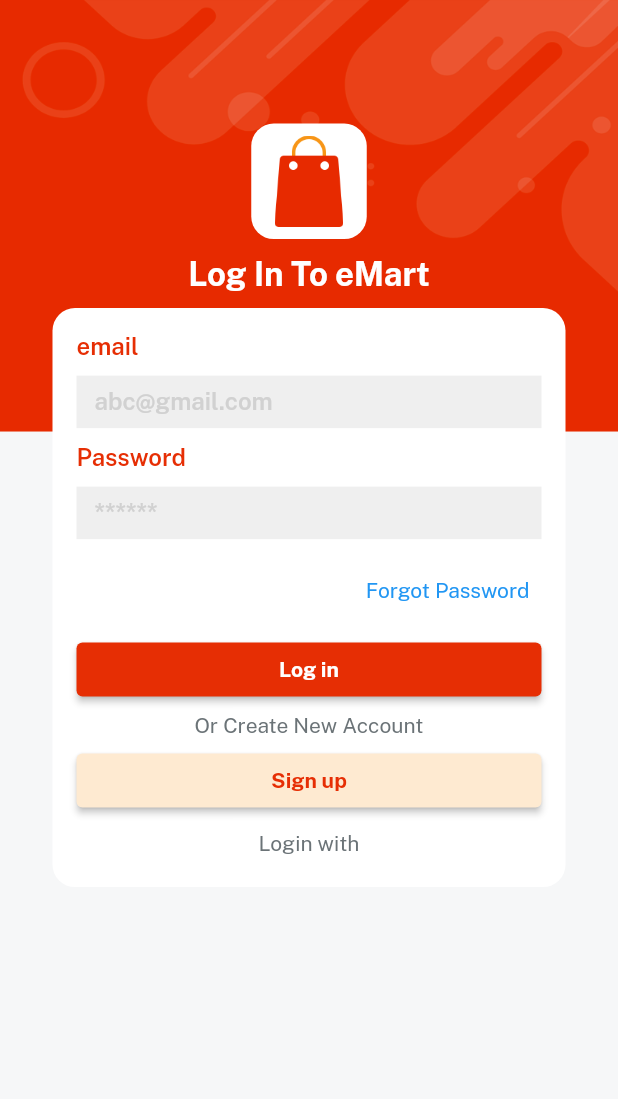
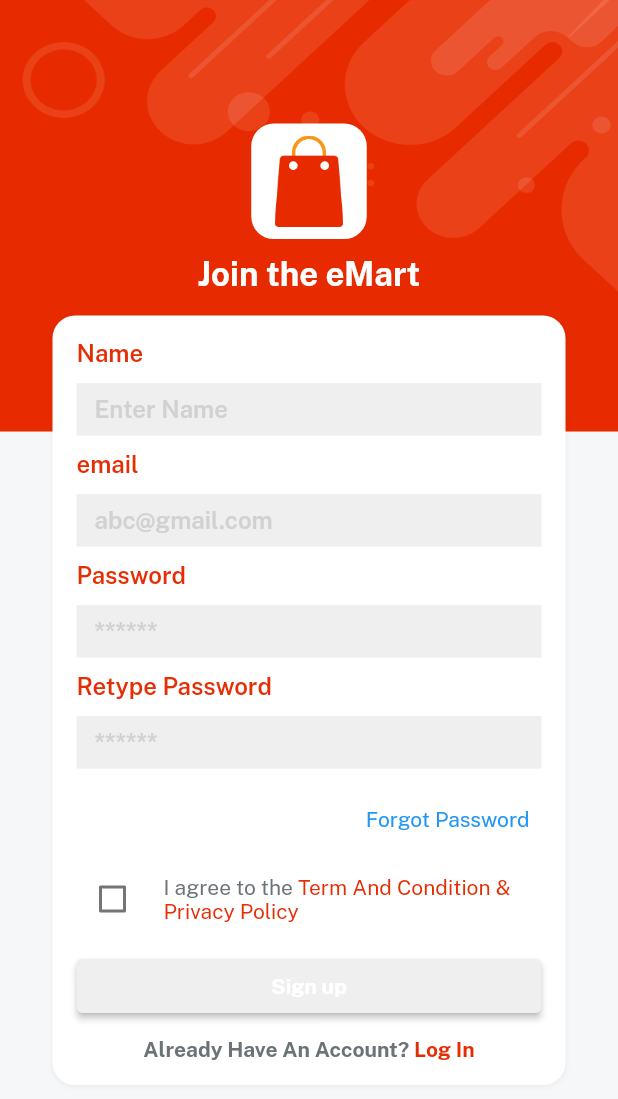
Before and after one commit to Anshramani2022/e_commerce, a Flutter app: the screen it shows after launch, after a tap on "Sign up", on a phone screen of 412 x 824 dp. Shown: the top 1099 px of the screen. Run offline on Flutter 3.47's test engine with Material 2 defaults, Android fonts, the phone set to English and light mode, and no system bars; our stand-ins replace get, velocity_x.

Commit message:
signup complete

```diff
--- a/lib/Widget_common/commonButton.dart
+++ b/lib/Widget_common/commonButton.dart
@@ -4,8 +4,6 @@ Widget CommonButton({color, textColor, String? title, onPress}) {
   return ElevatedButton(
       style:
           ElevatedButton.styleFrom(primary: color, padding: EdgeInsets.all(10)),
-      onPressed: () {
-        onPress;
-      },
+      onPressed: onPress,
       child: title!.text.fontFamily(bold).color(textColor).make());
 }
--- a/lib/consts/consts.dart
+++ b/lib/consts/consts.dart
@@ -3,5 +3,6 @@ export './colors.dart';
 export './images.dart';
 export './strings.dart';
 export './styles.dart';
+export './list.dart';
 export 'package:velocity_x/velocity_x.dart';
 export 'package:flutter/material.dart';
--- /dev/null
+++ b/lib/consts/list.dart
@@ -0,0 +1,3 @@
+import 'package:emart_app/consts/images.dart';
+
+const socialIconList = [icFacebookLogo, icGoogleLogo, icTwitterLogo];
--- a/lib/consts/strings.dart
+++ b/lib/consts/strings.dart
@@ -5,8 +5,13 @@ const email = "email";
 const emailHint = "abc@gmail.com";
 const password = "Password";
 const passwordHint = "******";
+const retypePassword = "Retype Password";
+const name = "Name";
+const nameHint = "Enter Name";
 const forgetPass = "Forgot Password";
 const login = "Log in";
 const signup = "Sign up";
 const createNewAccount = "Or Create New Account";
 const loginwith = "Login with";
+const privacyPolicy = "Privacy Policy";
+const termAndCondition = "Term And Condition";
--- a/lib/view/auth_screen/login_screen.dart
+++ b/lib/view/auth_screen/login_screen.dart
@@ -1,6 +1,8 @@
 import 'package:emart_app/Widget_common/bg_widget.dart';
 import 'package:emart_app/Widget_common/common_appLogo.dart';
 import 'package:emart_app/consts/consts.dart';
+import 'package:emart_app/view/auth_screen/signup_Screen.dart';
+import 'package:get/get.dart';
 
 import '../../Widget_common/commonButton.dart';
 import '../../Widget_common/common_textfield.dart';
@@ -20,7 +22,7 @@ class LoginScreen extends StatelessWidget {
             appLogoWidget(),
             10.heightBox,
             "Log In To $appname".text.white.size(22).fontFamily(bold).make(),
-            10.heightBox,
+            15.heightBox,
             Column(
               children: [
                 customTextField(hint: emailHint, title: email),
@@ -43,21 +45,38 @@ class LoginScreen extends StatelessWidget {
                 createNewAccount.text.color(fontGrey).make(),
                 5.heightBox,
                 CommonButton(
-                        title: signup,
-                        color: lightgolden,
-                        onPress: () {},
-                        textColor: redColor)
-                    .box
-                    .width(context.screenWidth - 50)
-                    .make(),
+                  title: signup,
+                  color: lightgolden,
+                  onPress: () {
+                    Get.to(() => SignUpScreen());
+                  },
+                  textColor: redColor,
+                ).box.width(context.screenWidth - 50).make(),
                 10.heightBox,
                 loginwith.text.color(fontGrey).make(),
                 5.heightBox,
+                Row(
+                  mainAxisAlignment: MainAxisAlignment.center,
+                  children: List.generate(
+                      3,
+                      (index) => Padding(
+                            padding: const EdgeInsets.all(8.0),
+                            child: CircleAvatar(
+                              backgroundColor: lightGrey,
+                              radius: 35,
+                              child: Image.asset(
+                                socialIconList[index],
+                                width: 30,
+                              ),
+                            ),
+                          )),
+                )
               ],
             )
                 .box
                 .white
                 .rounded
+                .shadowSm
                 .padding(const EdgeInsets.all(16))
                 .width(context.screenWidth - 70)
                 .make(),
--- /dev/null
+++ b/lib/view/auth_screen/signup_Screen.dart
@@ -0,0 +1,113 @@
+import 'package:emart_app/Widget_common/bg_widget.dart';
+import 'package:emart_app/Widget_common/common_appLogo.dart';
+import 'package:emart_app/consts/consts.dart';
+import 'package:get/get.dart';
+
+import '../../Widget_common/commonButton.dart';
+import '../../Widget_common/common_textfield.dart';
+
+class SignUpScreen extends StatefulWidget {
+  const SignUpScreen({Key? key}) : super(key: key);
+
+  @override
+  State<SignUpScreen> createState() => _SignUpScreenState();
+}
+
+class _SignUpScreenState extends State<SignUpScreen> {
+  bool? isChecked = false;
+  @override
+  Widget build(BuildContext context) {
+    return BgWidget(
+        child: Scaffold(
+      resizeToAvoidBottomInset: false,
+      body: Center(
+        child: Column(
+          children: [
+            (context.screenHeight * 0.1).heightBox,
+            appLogoWidget(),
+            10.heightBox,
+            "Join the $appname".text.white.size(22).fontFamily(bold).make(),
+            15.heightBox,
+            Column(
+              children: [
+                customTextField(hint: nameHint, title: name),
+                customTextField(hint: emailHint, title: email),
+                customTextField(hint: passwordHint, title: password),
+                customTextField(title: retypePassword, hint: passwordHint),
+                Align(
+                  alignment: Alignment.centerRight,
+                  child: TextButton(
+                      onPressed: () {}, child: forgetPass.text.make()),
+                ),
+                5.heightBox,
+                Row(
+                  children: [
+                    Checkbox(
+                      checkColor: redColor,
+                      value: isChecked,
+                      onChanged: (value) {
+                        setState(() {
+                          isChecked = value;
+                        });
+                      },
+                    ),
+                    10.widthBox,
+                    Expanded(
+                      child: RichText(
+                          text: const TextSpan(children: [
+                        TextSpan(
+                            text: "I agree to the ",
+                            style: TextStyle(
+                                color: fontGrey, fontFamily: regular)),
+                        TextSpan(
+                            text: termAndCondition,
+                            style: TextStyle(
+                                color: redColor, fontFamily: regular)),
+                        TextSpan(
+                            text: " & ",
+                            style: TextStyle(
+                                color: redColor, fontFamily: regular)),
+                        TextSpan(
+                            text: privacyPolicy,
+                            style: TextStyle(
+                                color: redColor, fontFamily: regular)),
+                      ])),
+                    )
+                  ],
+                ),
+                10.heightBox,
+                CommonButton(
+                        title: signup,
+                        color: isChecked == true ? redColor : lightGrey,
+                        onPress: () {},
+                        textColor: whiteColor)
+                    .box
+                    .width(context.screenWidth - 50)
+                    .make(),
+                10.heightBox,
+                RichText(
+                    text: TextSpan(children: [
+                  TextSpan(
+                      text: "Already Have An Account? ",
+                      style: TextStyle(fontFamily: bold, color: fontGrey)),
+                  TextSpan(
+                      text: "Log In",
+                      style: TextStyle(fontFamily: bold, color: redColor))
+                ])).onTap(() {
+                  Get.back();
+                })
+              ],
+            )
+                .box
+                .white
+                .rounded
+                .shadowSm
+                .padding(const EdgeInsets.all(16))
+                .width(context.screenWidth - 70)
+                .make(),
+          ],
+        ),
+      ),
+    ));
+  }
+}
```
